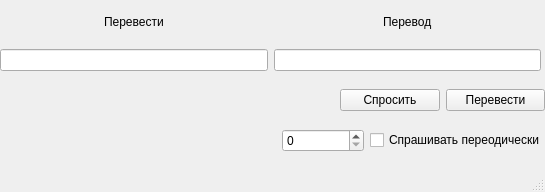
This is Translate/UI/TranslateUI.ui in Pro100DeSkree/TranslateUI.py as Qt 5 draws it before an edit. The edited form follows.
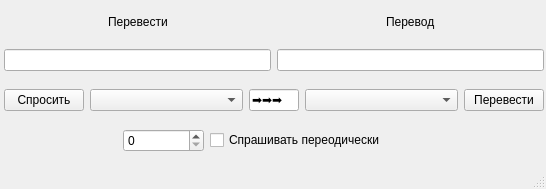
This is the edited form.

Diff of the .ui file:
```diff
--- a/Translate/UI/TranslateUI.ui
+++ b/Translate/UI/TranslateUI.ui
@@ -6,8 +6,8 @@
    <rect>
     <x>0</x>
     <y>0</y>
-    <width>545</width>
-    <height>192</height>
+    <width>546</width>
+    <height>189</height>
    </rect>
   </property>
   <property name="sizePolicy">
@@ -29,19 +29,38 @@
    <widget class="QWidget" name="gridLayoutWidget_3">
     <property name="geometry">
      <rect>
-      <x>340</x>
+      <x>4</x>
       <y>80</y>
-      <width>205</width>
+      <width>540</width>
       <height>41</height>
      </rect>
     </property>
     <layout class="QGridLayout" name="ButtonGroup">
      <item row="0" column="1">
-      <widget class="QPushButton" name="Translate">
-       <property name="text">
-        <string>Перевести</string>
-       </property>
-      </widget>
+      <layout class="QGridLayout" name="LanguagesBox">
+       <item row="1" column="2">
+        <widget class="QComboBox" name="Languages_1"/>
+       </item>
+       <item row="1" column="0">
+        <widget class="QComboBox" name="Languages_2"/>
+       </item>
+       <item row="1" column="1">
+        <widget class="QLineEdit" name="Arrow">
+         <property name="maximumSize">
+          <size>
+           <width>50</width>
+           <height>16777215</height>
+          </size>
+         </property>
+         <property name="text">
+          <string>➡➡➡</string>
+         </property>
+         <property name="readOnly">
+          <bool>true</bool>
+         </property>
+        </widget>
+       </item>
+      </layout>
      </item>
      <item row="0" column="0">
       <widget class="QPushButton" name="ASK_Button">
@@ -50,14 +69,21 @@
        </property>
       </widget>
      </item>
+     <item row="0" column="2">
+      <widget class="QPushButton" name="Translate">
+       <property name="text">
+        <string>Перевести</string>
+       </property>
+      </widget>
+     </item>
     </layout>
    </widget>
    <widget class="QWidget" name="horizontalLayoutWidget">
     <property name="geometry">
      <rect>
-      <x>0</x>
+      <x>4</x>
       <y>0</y>
-      <width>541</width>
+      <width>540</width>
       <height>71</height>
      </rect>
     </property>
@@ -155,9 +181,9 @@
    <widget class="QWidget" name="horizontalLayoutWidget_2">
     <property name="geometry">
      <rect>
-      <x>282</x>
+      <x>123</x>
       <y>120</y>
-      <width>263</width>
+      <width>262</width>
       <height>41</height>
      </rect>
     </property>
```
Left out of the diff: 6 changed lines with no effect on the pictures.
